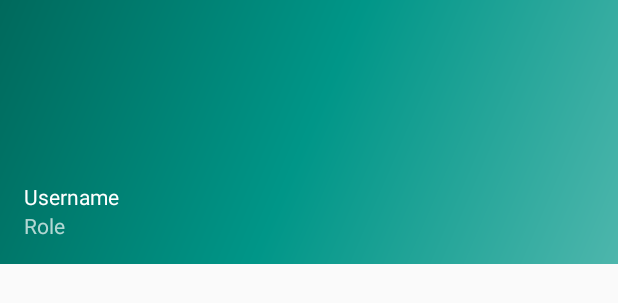
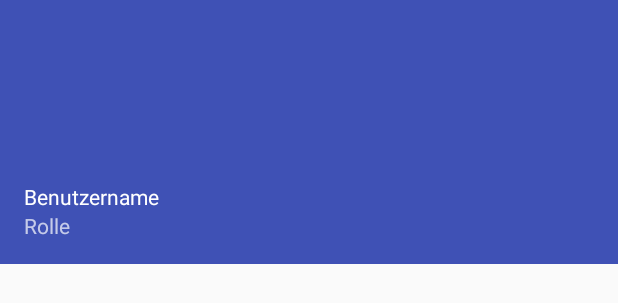
Before and after one commit to unaussprechlich/prumpo, an Android app: the layout nav_header_main.xml on its own in the app's theme, with its tools: preview values and no code run, on a phone screen of 412 x 824 dp. Shown: the top 303 px of the screen. Run offline under Robolectric (Android 15) with nearby library versions, the phone set to English and light mode, and no system bars.

Commit message:
Changed color of nav bar header to primary color

```diff
--- a/app/src/main/java/de/uni_stuttgart/informatik/sopra/sopraapp/MainActivity.java
+++ b/app/src/main/java/de/uni_stuttgart/informatik/sopra/sopraapp/MainActivity.java
@@ -11,6 +11,7 @@ import android.support.v7.app.AppCompatActivity;
 import android.support.v7.widget.Toolbar;
 import android.view.Menu;
 import android.view.MenuItem;
+import android.view.View;
 
 public class MainActivity extends AppCompatActivity
         implements NavigationView.OnNavigationItemSelectedListener {
@@ -62,6 +63,9 @@ public class MainActivity extends AppCompatActivity
 
         //noinspection SimplifiableIfStatement
         if (id == R.id.action_search) {
+            View parentLayout = findViewById(R.id.drawer_layout);
+            Snackbar.make(parentLayout, "I would suggest a library here :)", Snackbar.LENGTH_LONG)
+                    .setAction("Action", null).show();
             return true;
         }
 
--- a/app/src/main/res/drawable/side_nav_bar.xml
+++ b/app/src/main/res/drawable/side_nav_bar.xml
@@ -1,9 +1,15 @@
 <shape xmlns:android="http://schemas.android.com/apk/res/android"
     android:shape="rectangle">
+    <!--<gradient-->
+    <!--android:angle="135"-->
+    <!--android:centerColor="#009688"-->
+    <!--android:endColor="#00695C"-->
+    <!--android:startColor="#4DB6AC"-->
+    <!--android:type="linear" />-->
     <gradient
-        android:angle="135"
-        android:centerColor="#009688"
-        android:endColor="#00695C"
-        android:startColor="#4DB6AC"
+        android:angle="0"
+        android:centerColor="@color/colorPrimary"
+        android:endColor="@color/colorPrimary"
+        android:startColor="@color/colorPrimary"
         android:type="linear" />
 </shape>
--- a/app/src/main/res/values/strings.xml
+++ b/app/src/main/res/values/strings.xml
@@ -21,7 +21,7 @@
     <string name="navigation_drawer_close">Close navigation drawer</string>
     <string name="map">Map</string>
     <string name="damageCases">Schadensfälle</string>
-    <string name="settings">Preferences</string>
-    <string name="nav_username">Username</string>
-    <string name="nav_role">Role</string>
+    <string name="settings">Einstellungen</string>
+    <string name="nav_username">Benutzername</string>
+    <string name="nav_role">Rolle</string>
 </resources>
```
